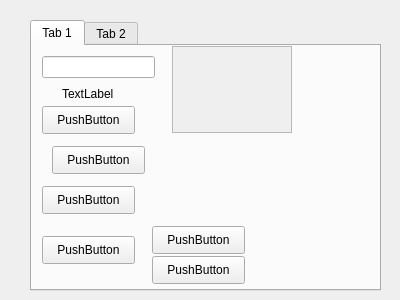
The window that zav.ui (egoand/Kurs) describes before a commit, drawn with Qt 5.
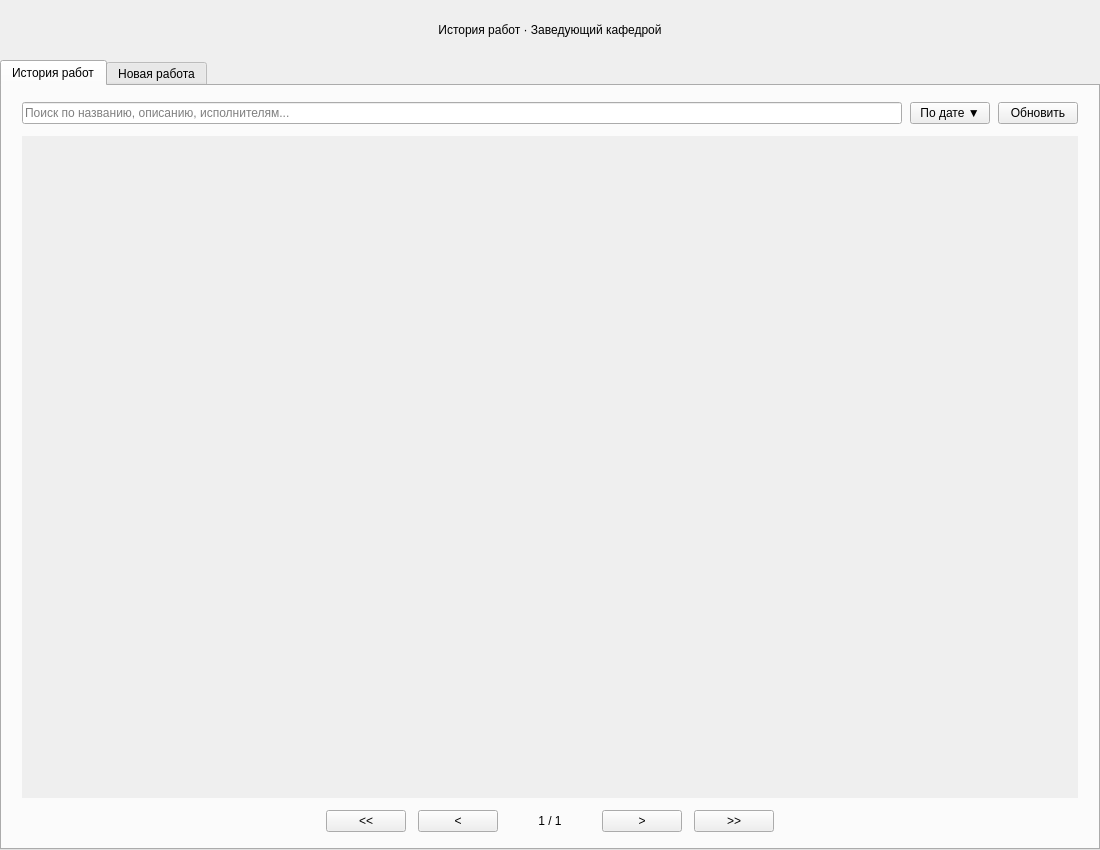
The same window after the commit. The open tabs and pages were chosen to show the change.

```diff
--- a/zav.ui
+++ b/zav.ui
@@ -1,91 +1,115 @@
 <?xml version="1.0" encoding="UTF-8"?>
 <ui version="4.0">
- <class>Form</class>
- <widget class="QWidget" name="Form">
+ <class>MainWindow</class>
+ <widget class="QMainWindow" name="MainWindow">
   <property name="geometry">
    <rect>
     <x>0</x>
     <y>0</y>
-    <width>400</width>
-    <height>300</height>
+    <width>1100</width>
+    <height>850</height>
    </rect>
   </property>
   <property name="windowTitle">
    <string>Form</string>
   </property>
+  <widget class="QWidget" name="centralwidget">
+   <layout class="QVBoxLayout" name="rootLay">
+    <property name="spacing">
+     <number>0</number>
+    </property>
+    <property name="leftMargin">
+     <number>0</number>
+    </property>
+    <property name="topMargin">
+     <number>0</number>
+    </property>
+    <property name="rightMargin">
+     <number>0</number>
+    </property>
+    <property name="bottomMargin">
+     <number>0</number>
+    </property>
+    <item>
+     <widget class="QLabel" name="headerLbl">
+      <property name="minimumSize">
+       <size>
+        <width>0</width>
+        <height>60</height>
+       </size>
+      </property>
+      <property name="text">
+       <string>История работ · Заведующий кафедрой</string>
+      </property>
+      <property name="alignment">
+       <set>Qt::AlignCenter</set>
+      </property>
+     </widget>
+    </item>
+    <item>
   <widget class="QTabWidget" name="tabs">
-   <property name="geometry">
-    <rect>
-     <x>30</x>
-     <y>20</y>
-     <width>351</width>
-     <height>271</height>
-    </rect>
-   </property>
    <property name="currentIndex">
     <number>1</number>
    </property>
    <widget class="QWidget" name="tab">
     <attribute name="title">
-     <string>Tab 1</string>
-    </attribute>
+        <string>История работ</string>
+       </attribute>
+       <layout class="QVBoxLayout" name="tabLay">
+        <property name="spacing">
+         <number>12</number>
+        </property>
+        <property name="leftMargin">
+         <number>20</number>
+        </property>
+        <property name="topMargin">
+         <number>16</number>
+        </property>
+        <property name="rightMargin">
+         <number>20</number>
+        </property>
+        <property name="bottomMargin">
+         <number>16</number>
+        </property>
+        <item>
+         <layout class="QHBoxLayout" name="searchRow">
+          <property name="spacing">
+           <number>8</number>
+          </property>
+          <item>
     <widget class="QLineEdit" name="qEdit">
-     <property name="geometry">
-      <rect>
-       <x>10</x>
-       <y>10</y>
-       <width>113</width>
-       <height>22</height>
-      </rect>
-     </property>
-    </widget>
+            <property name="placeholderText">
+             <string>Поиск по названию, описанию, исполнителям...</string>
+            </property>
+           </widget>
+          </item>
+          <item>
     <widget class="QPushButton" name="sortBtn">
-     <property name="geometry">
-      <rect>
-       <x>20</x>
-       <y>100</y>
-       <width>93</width>
-       <height>28</height>
-      </rect>
-     </property>
      <property name="text">
-      <string>PushButton</string>
-     </property>
-    </widget>
+             <string>По дате ▼</string>
+            </property>
+           </widget>
+          </item>
+          <item>
     <widget class="QPushButton" name="refreshBtn">
-     <property name="geometry">
-      <rect>
-       <x>10</x>
-       <y>60</y>
-       <width>93</width>
-       <height>28</height>
-      </rect>
-     </property>
      <property name="text">
-      <string>PushButton</string>
-     </property>
-    </widget>
-    <widget class="QLabel" name="pageLbl">
-     <property name="geometry">
-      <rect>
-       <x>30</x>
-       <y>40</y>
-       <width>55</width>
-       <height>16</height>
-      </rect>
-     </property>
-     <property name="text">
-      <string>TextLabel</string>
-     </property>
-    </widget>
+             <string>Обновить</string>
+            </property>
+           </widget>
+          </item>
+         </layout>
+        </item>
+        <item>
+         <layout class="QHBoxLayout" name="fbar">
+          <property name="spacing">
+           <number>8</number>
+          </property>
+         </layout>
+        </item>
+        <item>
     <widget class="QScrollArea" name="histScroll">
-     <property name="geometry">
-      <rect>
-       <x>140</x>
-       <y>0</y>
-       <width>120</width>
-       <height>87</height>
-      </rect>
+          <property name="frameShape">
+           <enum>QFrame::NoFrame</enum>
      </property>
      <property name="widgetResizable">
       <bool>true</bool>
@@ -95,80 +119,151 @@
        <rect>
         <x>0</x>
         <y>0</y>
-        <width>118</width>
-        <height>85</height>
+             <width>1054</width>
+             <height>631</height>
        </rect>
       </property>
      </widget>
     </widget>
-    <widget class="QWidget" name="horizontalLayoutWidget">
-     <property name="geometry">
-      <rect>
-       <x>160</x>
-       <y>90</y>
-       <width>160</width>
-       <height>80</height>
-      </rect>
-     </property>
-     <layout class="QHBoxLayout" name="fbar"/>
-    </widget>
+        </item>
+        <item>
+         <layout class="QHBoxLayout" name="pageRow">
+          <property name="spacing">
+           <number>12</number>
+          </property>
+          <item>
+           <spacer name="pageSpacerL">
+            <property name="orientation">
+             <enum>Qt::Horizontal</enum>
+            </property>
+            <property name="sizeHint" stdset="0">
+             <size>
+              <width>0</width>
+              <height>0</height>
+             </size>
+            </property>
+           </spacer>
+          </item>
+          <item>
     <widget class="QPushButton" name="firstBtn">
-     <property name="geometry">
-      <rect>
-       <x>10</x>
-       <y>140</y>
-       <width>93</width>
-       <height>28</height>
-      </rect>
+            <property name="minimumSize">
+             <size>
+              <width>48</width>
+              <height>0</height>
+             </size>
      </property>
      <property name="text">
-      <string>PushButton</string>
-     </property>
-    </widget>
+             <string>&lt;&lt;</string>
+            </property>
+           </widget>
+          </item>
+          <item>
     <widget class="QPushButton" name="prevBtn">
-     <property name="geometry">
-      <rect>
-       <x>10</x>
-       <y>190</y>
-       <width>93</width>
-       <height>28</height>
-      </rect>
+            <property name="minimumSize">
+             <size>
+              <width>48</width>
+              <height>0</height>
+             </size>
      </property>
      <property name="text">
-      <string>PushButton</string>
-     </property>
-    </widget>
+             <string>&lt;</string>
+            </property>
+           </widget>
+          </item>
+          <item>
+           <widget class="QLabel" name="pageLbl">
+            <property name="minimumSize">
+             <size>
+              <width>80</width>
+              <height>0</height>
+             </size>
+            </property>
+            <property name="text">
+             <string>1 / 1</string>
+            </property>
+            <property name="alignment">
+             <set>Qt::AlignCenter</set>
+            </property>
+           </widget>
+          </item>
+          <item>
     <widget class="QPushButton" name="nextBtn">
-     <property name="geometry">
-      <rect>
-       <x>120</x>
-       <y>180</y>
-       <width>93</width>
-       <height>28</height>
-      </rect>
+            <property name="minimumSize">
+             <size>
+              <width>48</width>
+              <height>0</height>
+             </size>
      </property>
      <property name="text">
-      <string>PushButton</string>
-     </property>
-    </widget>
+             <string>&gt;</string>
+            </property>
+           </widget>
+          </item>
+          <item>
     <widget class="QPushButton" name="lastBtn">
-     <property name="geometry">
-      <rect>
-       <x>120</x>
-       <y>210</y>
-       <width>93</width>
-       <height>28</height>
-      </rect>
+            <property name="minimumSize">
+             <size>
+              <width>48</width>
+              <height>0</height>
+             </size>
      </property>
      <property name="text">
-      <string>PushButton</string>
-     </property>
-    </widget>
+             <string>&gt;&gt;</string>
+            </property>
+           </widget>
+          </item>
+          <item>
+           <spacer name="pageSpacerR">
+            <property name="orientation">
+             <enum>Qt::Horizontal</enum>
+            </property>
+            <property name="sizeHint" stdset="0">
+             <size>
+              <width>0</width>
+              <height>0</height>
+             </size>
+            </property>
+           </spacer>
+          </item>
+         </layout>
+        </item>
+       </layout>
    </widget>
    <widget class="QWidget" name="tab_2">
     <attribute name="title">
-     <string>Tab 2</string>
-    </attribute>
+        <string>Новая работа</string>
+       </attribute>
+       <layout class="QVBoxLayout" name="formLay">
+        <property name="spacing">
+         <number>12</number>
+        </property>
+        <property name="leftMargin">
+         <number>36</number>
+        </property>
+        <property name="topMargin">
+         <number>24</number>
+        </property>
+        <property name="rightMargin">
+         <number>36</number>
+        </property>
+        <property name="bottomMargin">
+         <number>24</number>
+        </property>
+        <item>
+         <widget class="QLabel" name="formTitle">
+          <property name="text">
+           <string>Новая работа</string>
+          </property>
+         </widget>
+        </item>
+        <item>
+         <widget class="QLabel" name="newTitleLbl">
+          <property name="text">
+           <string>Название</string>
+          </property>
+         </widget>
+        </item>
+        <item>
     <widget class="QLineEdit" name="newTitle">
      <property name="geometry">
       <rect>
@@ -229,10 +324,28 @@
       </rect>
      </property>
      <property name="text">
-      <string>PushButton</string>
-     </property>
-    </widget>
-   </widget>
+           <string>Создать работу</string>
+          </property>
+         </widget>
+        </item>
+        <item>
+         <spacer name="formSpacer">
+          <property name="orientation">
+           <enum>Qt::Vertical</enum>
+          </property>
+          <property name="sizeHint" stdset="0">
+           <size>
+            <width>20</width>
+            <height>40</height>
+           </size>
+          </property>
+         </spacer>
+        </item>
+       </layout>
+      </widget>
+     </widget>
+    </item>
+   </layout>
   </widget>
  </widget>
  <resources/>
```
Left out of the diff: 140 changed lines with no effect on the pictures. Lines whose indentation alone changed are shown as unchanged.
